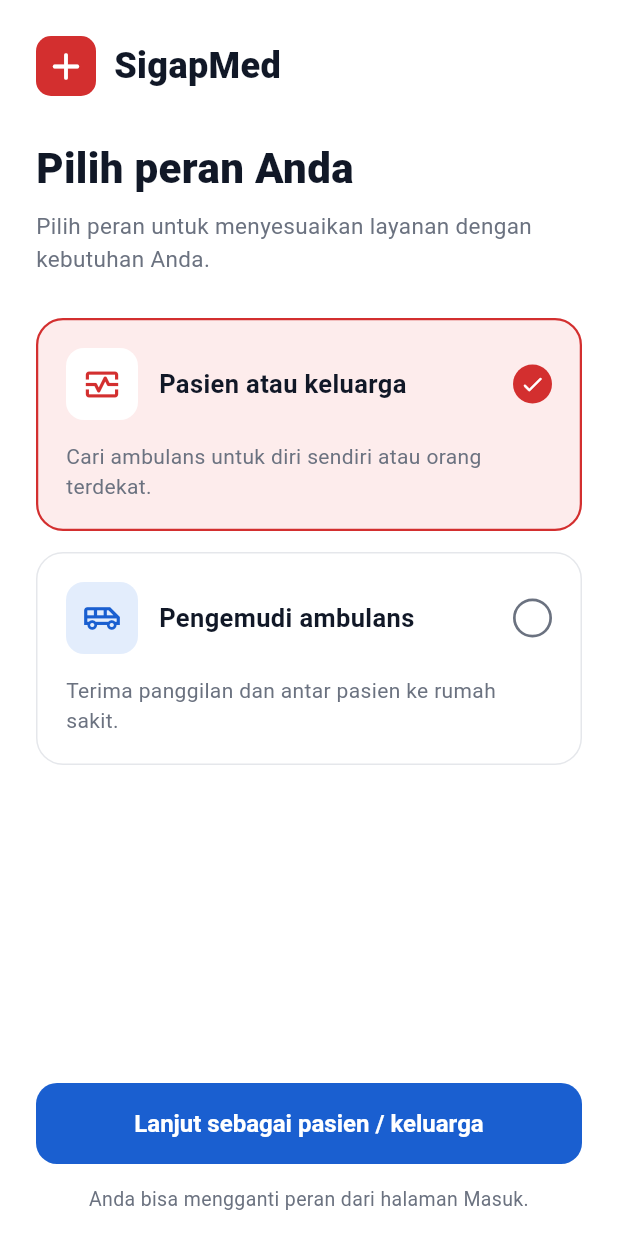
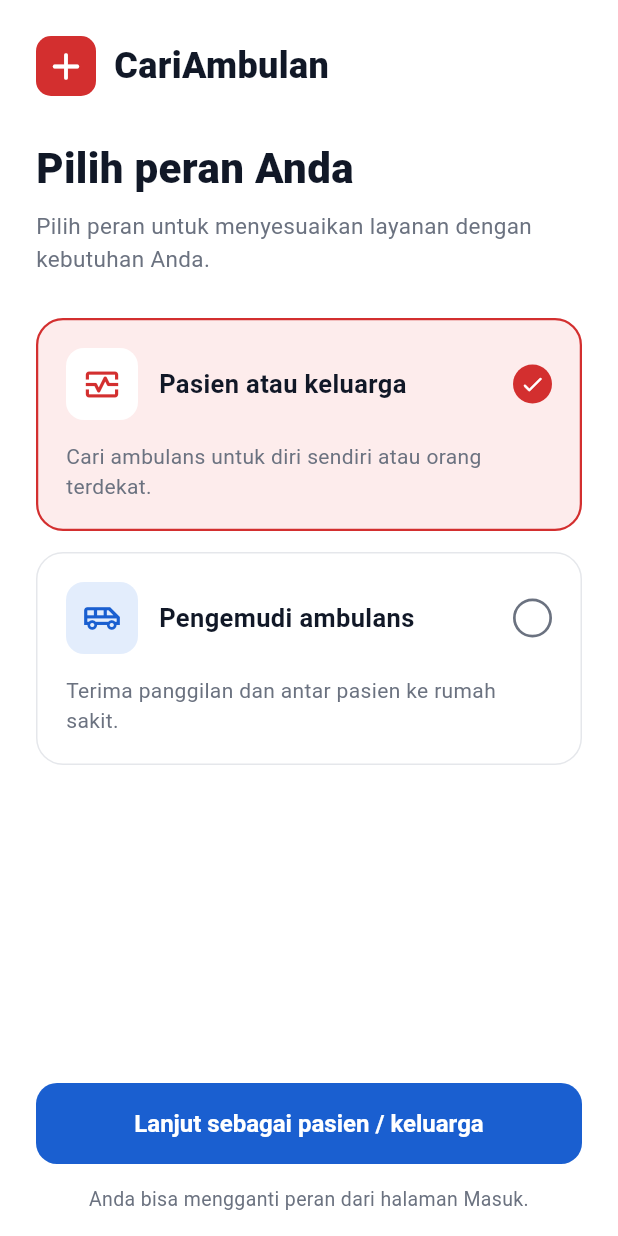
Before and after one commit to Hackathon-Bismillah-Seporsi-Kemenangan/cari-ambulan-app, a Flutter app: the screen it shows after launch, on a phone screen of 412 x 824 dp. Run offline on Flutter 3.47's test engine with Material 3 defaults, Android fonts, the phone set to English and light mode, and no system bars; our stand-ins replace firebase_core, firebase_messaging, flutter_local_notifications, flutter_map, flutter_riverpod, flutter_secure_storage and 6 more; missing offline and left inert: livekit_client, vector_map_tiles, vector_tile_renderer; accounts and stored records are empty.

Commit message:
feat(brand): rename app to CariAmbulan
Replace SigapMed with CariAmbulan in launcher labels, app strings, titles, AGENTS.md and the widget tests.

```diff
--- a/lib/core/constants/app_colors.dart
+++ b/lib/core/constants/app_colors.dart
@@ -1,6 +1,6 @@
 import 'package:flutter/material.dart';
 
-/// App color palette for SigapMed
+/// App color palette for CariAmbulan
 class AppColors {
   AppColors._();
 
--- a/lib/core/constants/app_strings.dart
+++ b/lib/core/constants/app_strings.dart
@@ -1,9 +1,9 @@
-/// App string constants for SigapMed
+/// App string constants for CariAmbulan
 class AppStrings {
   AppStrings._();
 
-  static const String appName = 'SigapMed';
-  static const String driverAppName = 'SigapMed Driver';
+  static const String appName = 'CariAmbulan';
+  static const String driverAppName = 'CariAmbulan Driver';
 
   // Role Selection
   static const String roleSelectionTitle = 'Pilih peran Anda';
--- a/lib/features/auth/presentation/pages/login_page.dart
+++ b/lib/features/auth/presentation/pages/login_page.dart
@@ -75,9 +75,9 @@ class _LoginPageState extends ConsumerState<LoginPage> {
     final isDriver = widget.role.isDriver;
     return AuthPageLayout(
       isDriver: isDriver,
-      title: isDriver ? 'Masuk sebagai Driver' : 'Masuk ke SigapMed',
+      title: isDriver ? 'Masuk sebagai Driver' : 'Masuk ke CariAmbulan',
       subtitle: isDriver
-          ? 'Masuk dengan email yang Anda daftarkan di SigapMed.'
+          ? 'Masuk dengan email yang Anda daftarkan di CariAmbulan.'
           : 'Masuk dengan email dan kata sandi Anda.',
       onBack: widget.onChangeRole,
       isBusy: _isSubmitting,
--- a/lib/features/auth/presentation/pages/register_page.dart
+++ b/lib/features/auth/presentation/pages/register_page.dart
@@ -10,7 +10,7 @@ import '../providers/auth_provider.dart';
 import '../widgets/auth_form_validators.dart';
 import '../widgets/auth_page_layout.dart';
 
-/// "Buat akun SigapMed" for patients; for drivers two steps, their own
+/// "Buat akun CariAmbulan" for patients; for drivers two steps, their own
 /// data then the ambulance ("Data ambulans").
 class RegisterPage extends ConsumerStatefulWidget {
   const RegisterPage({
@@ -149,7 +149,7 @@ class _RegisterPageState extends ConsumerState<RegisterPage> {
     return AuthPageLayout(
       isDriver: _isDriver,
       step: _isDriver ? 'LANGKAH 1 DARI 2' : null,
-      title: _isDriver ? 'Daftar sebagai Driver' : 'Buat akun SigapMed',
+      title: _isDriver ? 'Daftar sebagai Driver' : 'Buat akun CariAmbulan',
       onBack: _back,
       isBusy: _isSubmitting,
       footer: Column(
--- a/lib/main.dart
+++ b/lib/main.dart
@@ -32,7 +32,7 @@ class CariAmbulanApp extends ConsumerWidget {
     return MaterialApp(
       // A session change disposes all routes, including pushed forms/trip pages.
       key: ValueKey((user?.id, user?.isDriver, user?.isUser)),
-      title: 'SigapMed',
+      title: 'CariAmbulan',
       debugShowCheckedModeBanner: false,
       theme: AppTheme.light,
       home: const AuthGate(),
@@ -40,7 +40,7 @@ class CariAmbulanApp extends ConsumerWidget {
   }
 }
 
-/// Restore the session first, then introduce signed-out users to SigapMed.
+/// Restore the session first, then introduce signed-out users to CariAmbulan.
 class AuthGate extends ConsumerWidget {
   const AuthGate({super.key});
 
```
Also changed, not shown: 5 other files.
